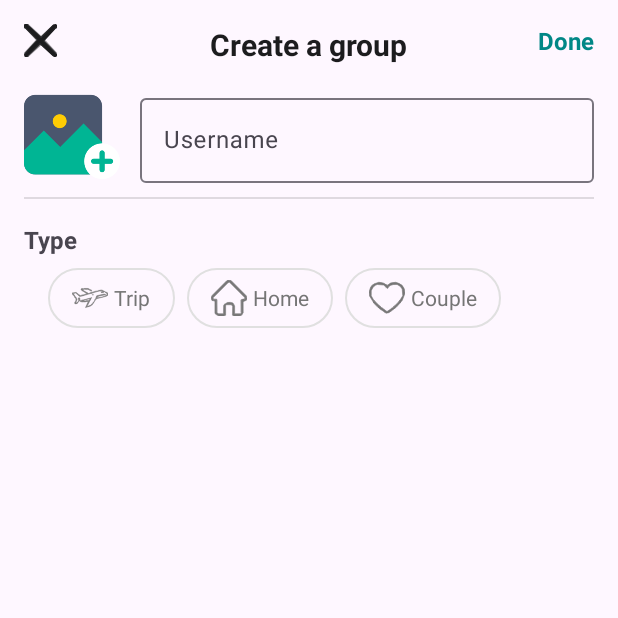
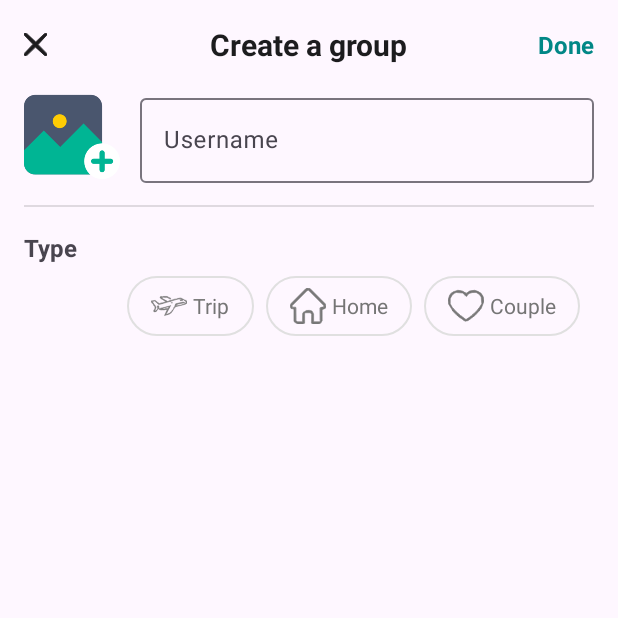
Before and after one commit to Ismail-AD/Split, an Android app: the AddGroupFragment screen opened through its navigation route, on a phone screen of 412 x 824 dp, the top half of it. Run offline under Robolectric (Android 15) with nearby library versions, the phone set to English and light mode, and no system bars; our stand-ins replace CircleImageView, sdp/ssp sizes; plain views replace ChipNavigationBar; 2 statements that could not run were skipped.

Commit message:
Regular push

```diff
--- a/app/src/main/java/com/appdev/split/AddGroupFragment.kt
+++ b/app/src/main/java/com/appdev/split/AddGroupFragment.kt
@@ -5,6 +5,10 @@ import androidx.fragment.app.Fragment
 import android.view.LayoutInflater
 import android.view.View
 import android.view.ViewGroup
+import android.widget.Toast
+import androidx.activity.result.ActivityResultLauncher
+import androidx.activity.result.PickVisualMediaRequest
+import androidx.activity.result.contract.ActivityResultContracts
 import androidx.navigation.fragment.findNavController
 import com.appdev.split.databinding.FragmentAddGroupBinding
 
@@ -13,6 +17,7 @@ class AddGroupFragment : Fragment() {
 
     private var _binding: FragmentAddGroupBinding? = null
     private val binding get() = _binding!!
+    private lateinit var pickMediaLauncher: ActivityResultLauncher<PickVisualMediaRequest>
 
 
     override fun onCreateView(
@@ -37,7 +42,23 @@ class AddGroupFragment : Fragment() {
             findNavController().navigateUp()
         }
 
+        pickMediaLauncher =
+            registerForActivityResult(ActivityResultContracts.PickVisualMedia()) { uri ->
+                if (uri != null) {
+                    // If the user selected an image, display it
+                    binding.addGroupImage.setImageURI(uri)
+                } else {
+                    Toast.makeText(requireContext(), "No image selected", Toast.LENGTH_SHORT).show()
+                }
+            }
 
+        binding.addGroupImage.setOnClickListener {
+            openGallery()
+        }
+    }
+
+    private fun openGallery() {
+        pickMediaLauncher.launch(PickVisualMediaRequest(ActivityResultContracts.PickVisualMedia.ImageOnly))
     }
 
     override fun onDestroyView() {
--- a/app/src/main/res/drawable/cross.xml
+++ b/app/src/main/res/drawable/cross.xml
@@ -1,8 +1,8 @@
 <vector xmlns:android="http://schemas.android.com/apk/res/android" xmlns:aapt="http://schemas.android.com/aapt"
     android:viewportWidth="32"
     android:viewportHeight="32"
-    android:width="32dp"
-    android:height="32dp">
+    android:width="15dp"
+    android:height="15dp">
     <path
         android:pathData="M3.5 0L16.5 12L29 0.5L15.5 13L3.5 0Z"
         android:fillColor="#000000"
--- a/app/src/main/res/layout/fragment_add_group.xml
+++ b/app/src/main/res/layout/fragment_add_group.xml
@@ -16,9 +16,9 @@
         <ImageView
             android:id="@+id/closeIcon"
             style="@style/iconTintColor"
-            android:layout_width="22dp"
-            android:layout_height="22dp"
-            android:layout_alignParentStart="true"
+            android:layout_width="wrap_content"
+            android:layout_height="wrap_content"
+            android:layout_centerVertical="true"
             android:src="@drawable/cross" />
 
         <TextView
@@ -27,6 +27,8 @@
             android:layout_width="wrap_content"
             android:layout_height="wrap_content"
             android:layout_centerHorizontal="true"
+            android:layout_centerVertical="true"
+
             android:text="Create a group"
 
             android:textSize="20sp"
@@ -37,6 +39,8 @@
             android:layout_width="wrap_content"
             android:layout_height="wrap_content"
             android:layout_alignParentEnd="true"
+            android:layout_centerVertical="true"
+
             android:text="Done"
             android:textColor="@color/teal_700"
             android:textSize="16sp"
@@ -54,6 +58,7 @@
             android:layout_width="64dp"
             android:layout_height="64dp"
             android:background="?android:attr/selectableItemBackground"
+            android:scaleType="centerCrop"
             android:src="@drawable/addimage" />
 
         <com.google.android.material.textfield.TextInputLayout
@@ -75,7 +80,7 @@
     <View
         android:layout_width="match_parent"
         android:layout_height="1dp"
-        android:layout_marginTop="8dp"
+        android:layout_marginTop="@dimen/_10sdp"
         android:background="?android:attr/listDivider" />
 
     <TextView
@@ -88,10 +93,11 @@
         android:textStyle="bold" />
 
     <LinearLayout
-        android:layout_width="wrap_content"
+        android:layout_width="match_parent"
         android:layout_height="wrap_content"
         android:orientation="horizontal"
-        android:paddingHorizontal="16dp"
+        android:paddingEnd="@dimen/_7sdp"
+        android:gravity="end"
         android:paddingVertical="8dp">
 
         <TextView
```
